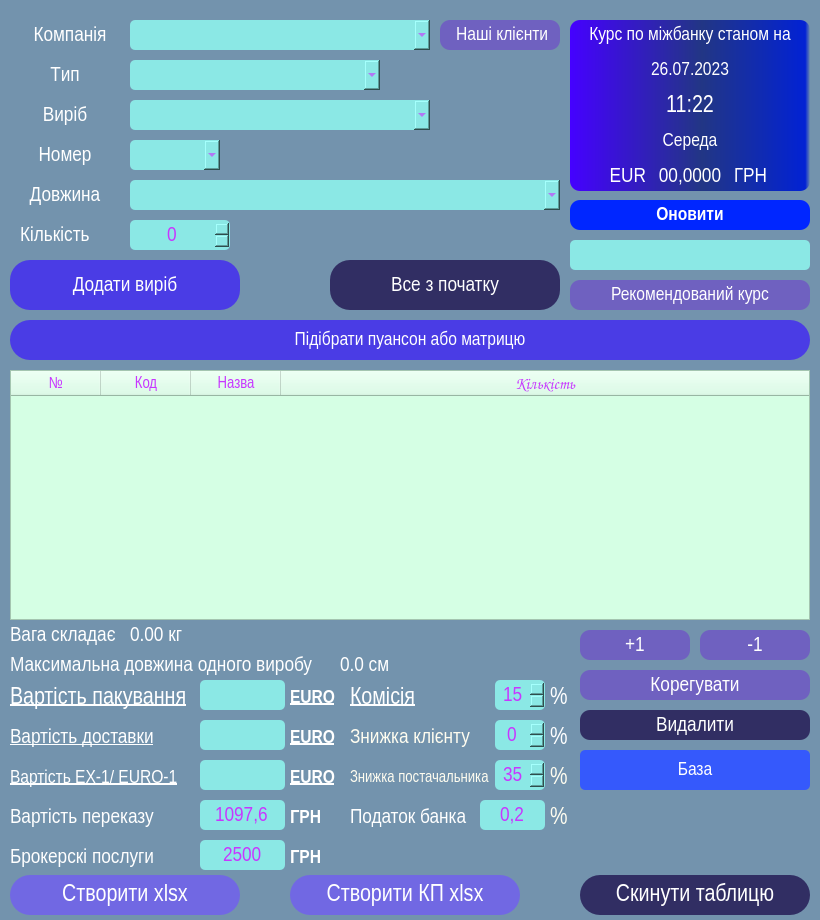
Above: BendingPriceCalc.ui from VitaliyBychevoy/BendingToolsPriceCalc before the change. Below: the same form after it.
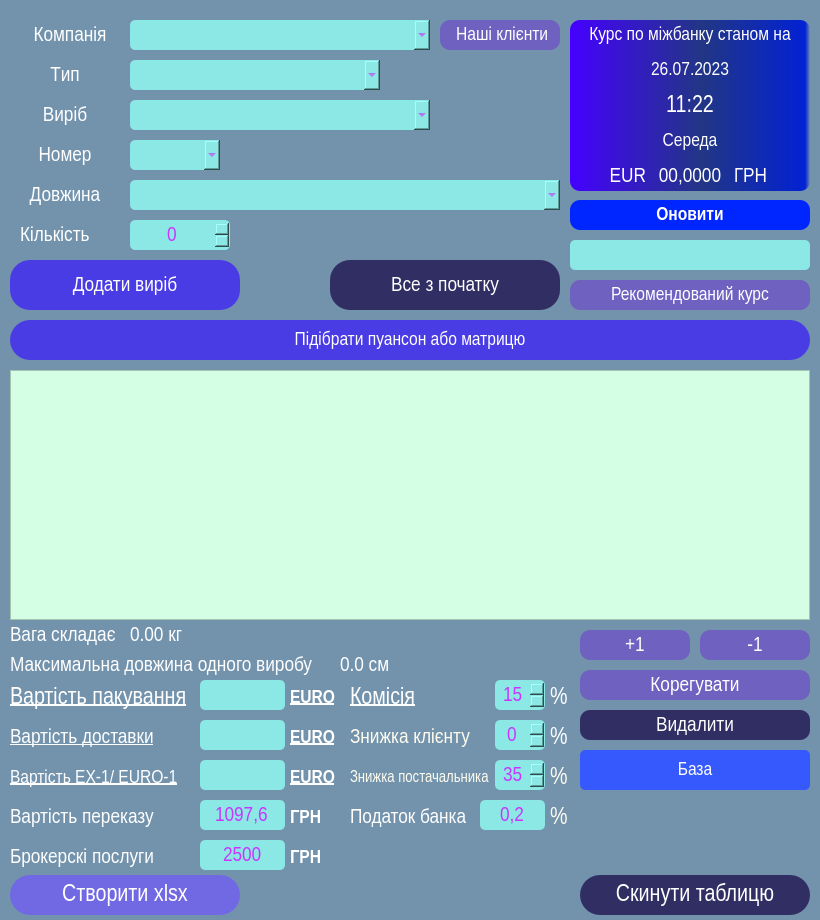
That is the form after the change.

```diff
--- a/BendingPriceCalc.ui
+++ b/BendingPriceCalc.ui
@@ -497,7 +497,7 @@
      <number>4</number>
     </property>
     <attribute name="horizontalHeaderVisible">
-     <bool>true</bool>
+     <bool>false</bool>
     </attribute>
     <attribute name="horizontalHeaderCascadingSectionResizes">
      <bool>false</bool>
@@ -1124,36 +1124,6 @@
      <string>%</string>
     </property>
    </widget>
-   <widget class="QPushButton" name="commercial_offer_button">
-    <property name="geometry">
-     <rect>
-      <x>290</x>
-      <y>875</y>
-      <width>230</width>
-      <height>40</height>
-     </rect>
-    </property>
-    <property name="font">
-     <font>
-      <family>Arial Narrow</family>
-      <pointsize>18</pointsize>
-     </font>
-    </property>
-    <property name="styleSheet">
-     <string notr="true">QPushButton {
-background-color:#7168E3;
-color:white;
-border-radius: 20px;
-}
-
-QPushButton:hover {
-    background-color:  rgb(48, 221, 255);
-}</string>
-    </property>
-    <property name="text">
-     <string>Створити КП xlsx</string>
-    </property>
-   </widget>
    <widget class="QPushButton" name="search_button">
     <property name="geometry">
      <rect>
```
